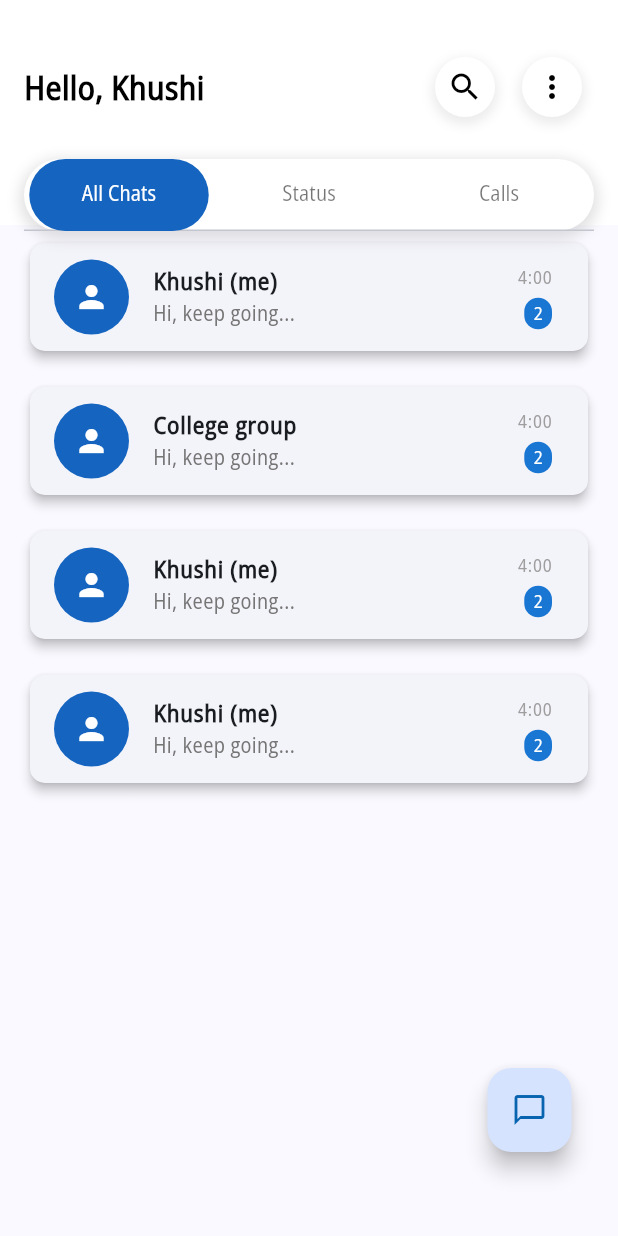
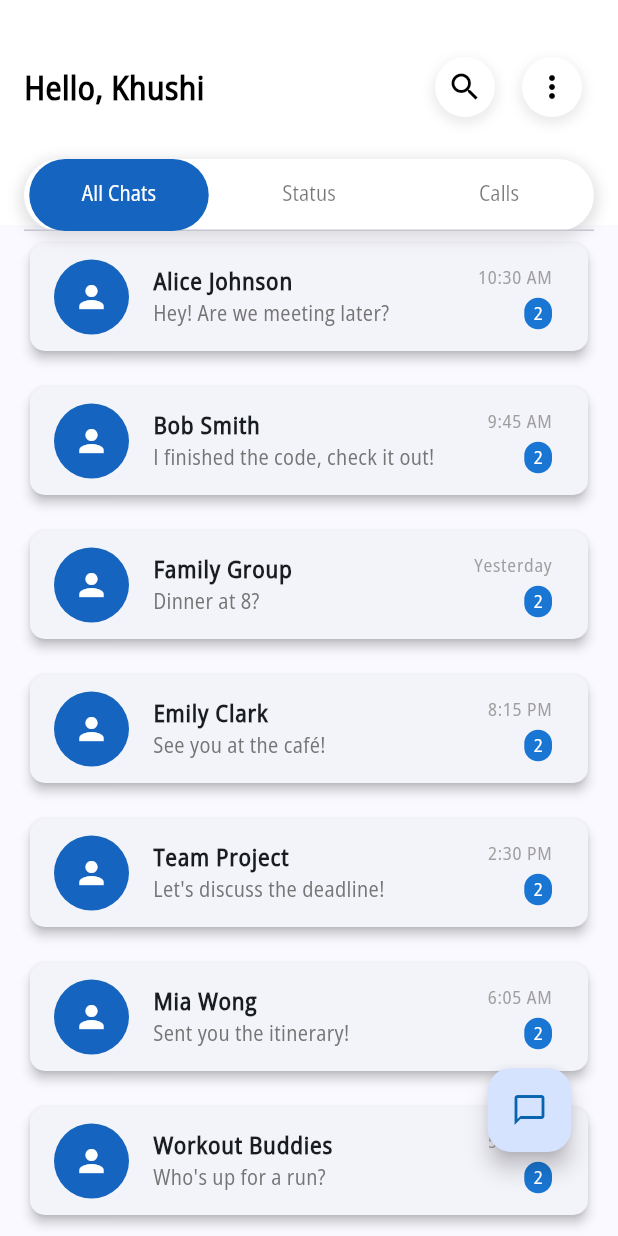
Before and after one commit to khush1yaaar/ChatApp, a Flutter app: the screen it shows after launch, on a phone screen of 412 x 824 dp. Run offline on Flutter 3.47's test engine with Material 3 defaults, Android fonts, the phone set to English and light mode, and no system bars; our stand-ins replace emoji_picker_flutter, flutter_svg.

Commit message:
added new group screen

```diff
--- /dev/null
+++ b/lib/database/contacts.dart
@@ -0,0 +1,84 @@
+import 'package:chatapp/models/chat_model.dart';
+
+List<ChatModel> contacts = [
+  ChatModel(
+    name: "Alice Johnson",
+    icon: "person_icon1.png",
+    isGroup: false,
+    time: "10:30 AM",
+    about: "Excited about life!",
+    currentMessage: "Hey! Are we meeting later?"
+  ),
+  ChatModel(
+    name: "Bob Smith",
+    icon: "person_icon2.png",
+    isGroup: false,
+    time: "9:45 AM",
+    about: "Coding my way through",
+    currentMessage: "I finished the code, check it out!"
+  ),
+  ChatModel(
+    name: "Family Group",
+    icon: "group_icon1.png",
+    isGroup: true,
+    time: "Yesterday",
+    about: "Family comes first",
+    currentMessage: "Dinner at 8?"
+  ),
+  ChatModel(
+    name: "Emily Clark",
+    icon: "person_icon3.png",
+    isGroup: false,
+    time: "8:15 PM",
+    about: "Coffee enthusiast ☕",
+    currentMessage: "See you at the café!"
+  ),
+  ChatModel(
+    name: "Team Project",
+    icon: "group_icon2.png",
+    isGroup: true,
+    time: "2:30 PM",
+    about: "Team communication",
+    currentMessage: "Let's discuss the deadline!"
+  ),
+  ChatModel(
+    name: "Mia Wong",
+    icon: "person_icon4.png",
+    isGroup: false,
+    time: "6:05 AM",
+    about: "Travel lover 🌍",
+    currentMessage: "Sent you the itinerary!"
+  ),
+  ChatModel(
+    name: "Workout Buddies",
+    icon: "group_icon3.png",
+    isGroup: true,
+    time: "5:45 PM",
+    about: "Stay fit together",
+    currentMessage: "Who's up for a run?"
+  ),
+  ChatModel(
+    name: "Jake Paul",
+    icon: "person_icon5.png",
+    isGroup: false,
+    time: "11:20 AM",
+    about: "Foodie 🍕",
+    currentMessage: "Let's grab lunch!"
+  ),
+  ChatModel(
+    name: "Sarah Lee",
+    icon: "person_icon6.png",
+    isGroup: false,
+    time: "Yesterday",
+    about: "Nature photographer 📷",
+    currentMessage: "Check out my latest photos!"
+  ),
+  ChatModel(
+    name: "Book Club",
+    icon: "group_icon4.png",
+    isGroup: true,
+    time: "3:10 PM",
+    about: "Books & Discussions 📚",
+    currentMessage: "Next meeting on Friday!"
+  ),
+];
--- a/lib/models/chat_model.dart
+++ b/lib/models/chat_model.dart
@@ -3,12 +3,14 @@ class ChatModel {
   late String icon;
   late bool isGroup;
   late String time;
+  late String about;
   late String currentMessage;
   ChatModel({
     required this.name,
     required this.icon,
     required this.isGroup,
     required this.time,
+    required this.about,
     required this.currentMessage
   });
 }
--- a/lib/screens/all_chats_screen.dart
+++ b/lib/screens/all_chats_screen.dart
@@ -1,4 +1,4 @@
-import 'package:chatapp/models/chat_model.dart';
+import 'package:chatapp/database/contacts.dart';
 import 'package:chatapp/screens/select_contact_screen.dart';
 import 'package:chatapp/widgets/chat_card.dart';
 import 'package:flutter/material.dart';
@@ -11,36 +11,6 @@ class AllChatsScreen extends StatefulWidget {
 }
 
 class _AllChatsScreenState extends State<AllChatsScreen> {
-  List<ChatModel> chats = [
-    ChatModel(
-      name: "Khushi (me)",
-      icon: "person.svg",
-      isGroup: false,
-      time: "4:00",
-      currentMessage: "Hi, keep going...",
-    ),
-    ChatModel(
-      name: "College group",
-      icon: ".svg",
-      isGroup: true,
-      time: "4:00",
-      currentMessage: "Hi, keep going...",
-    ),
-    ChatModel(
-      name: "Khushi (me)",
-      icon: "person.svg",
-      isGroup: false,
-      time: "4:00",
-      currentMessage: "Hi, keep going...",
-    ),
-    ChatModel(
-      name: "Khushi (me)",
-      icon: "person.svg",
-      isGroup: false,
-      time: "4:00",
-      currentMessage: "Hi, keep going...",
-    ),
-  ];
   @override
   Widget build(BuildContext context) {
     return Scaffold(
@@ -58,9 +28,9 @@ class _AllChatsScreenState extends State<AllChatsScreen> {
         ),
       ),
       body: ListView.builder(
-        itemCount: chats.length,
+        itemCount: contacts.length,
         itemBuilder: (context, index) => ChatCard(
-          chat: chats[index],
+          chat: contacts[index],
         ),
       ),
     );
```
Also changed, not shown: lib/screens/home_screen.dart (+4 -18 lines), lib/screens/new_group_screen.dart (added, +130 -0 lines), lib/screens/select_contact_screen.dart (+12 -2 lines), lib/widgets/contact_card.dart (+4 -4 lines), pubspec.lock, 1 other file.
